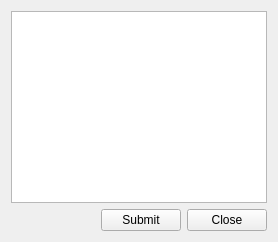
Above: capex/capex.ui from KalpanaSharma28/capex_ks before the change. Below: the same form after it.
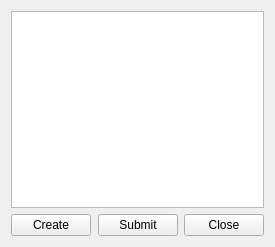
That is the form after the change.

Commit message: adding create button in capax window and updation

Diff of the .ui file:
```diff
--- a/capex/capex.ui
+++ b/capex/capex.ui
@@ -2,6 +2,14 @@
 <ui version="4.0">
  <class>Form_capex</class>
  <widget class="QWidget" name="Form_capex">
+  <property name="geometry">
+   <rect>
+    <x>0</x>
+    <y>0</y>
+    <width>275</width>
+    <height>247</height>
+   </rect>
+  </property>
   <property name="windowTitle">
    <string>Capex</string>
   </property>
@@ -13,6 +21,13 @@
      </item>
      <item>
       <layout class="QHBoxLayout" name="horizontalLayout">
+       <item>
+        <widget class="QPushButton" name="button_create">
+         <property name="text">
+          <string>Create</string>
+         </property>
+        </widget>
+       </item>
        <item>
         <spacer name="horizontalSpacer">
          <property name="orientation">
@@ -26,6 +41,19 @@
          </property>
         </spacer>
        </item>
+       <item>
+        <spacer name="horizontalSpacer_2">
+         <property name="orientation">
+          <enum>Qt::Horizontal</enum>
+         </property>
+         <property name="sizeHint" stdset="0">
+          <size>
+           <width>40</width>
+           <height>20</height>
+          </size>
+         </property>
+        </spacer>
+       </item>
        <item>
         <widget class="QPushButton" name="button_submit">
          <property name="text">
```
The commit also changes 4 other files.
